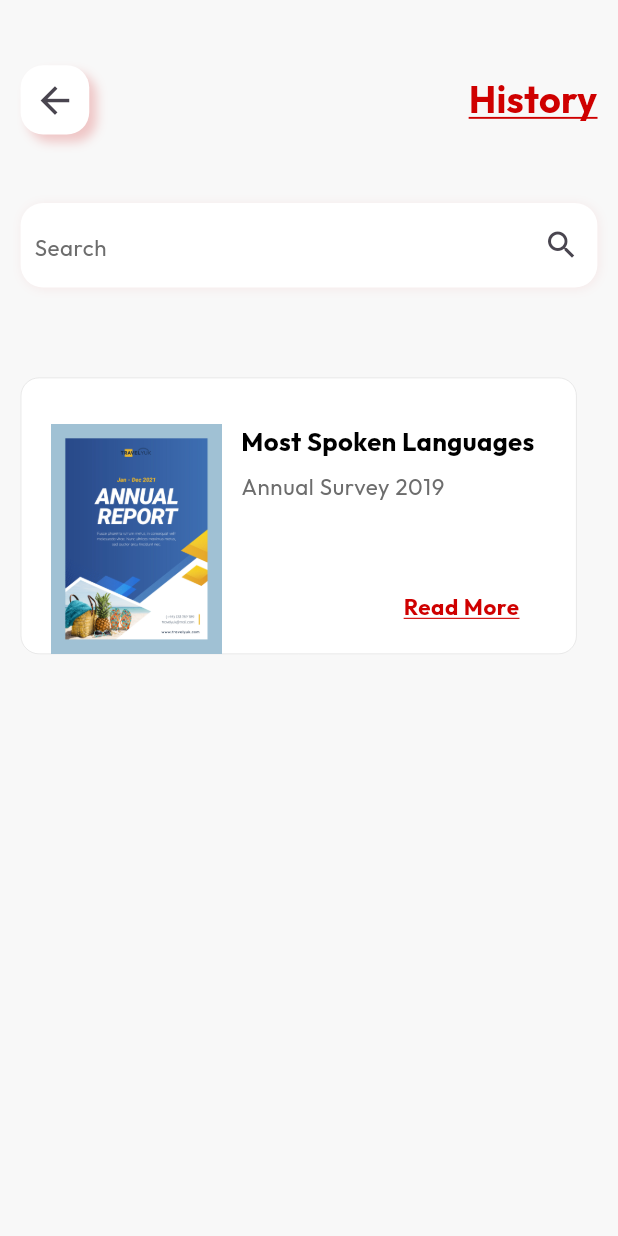
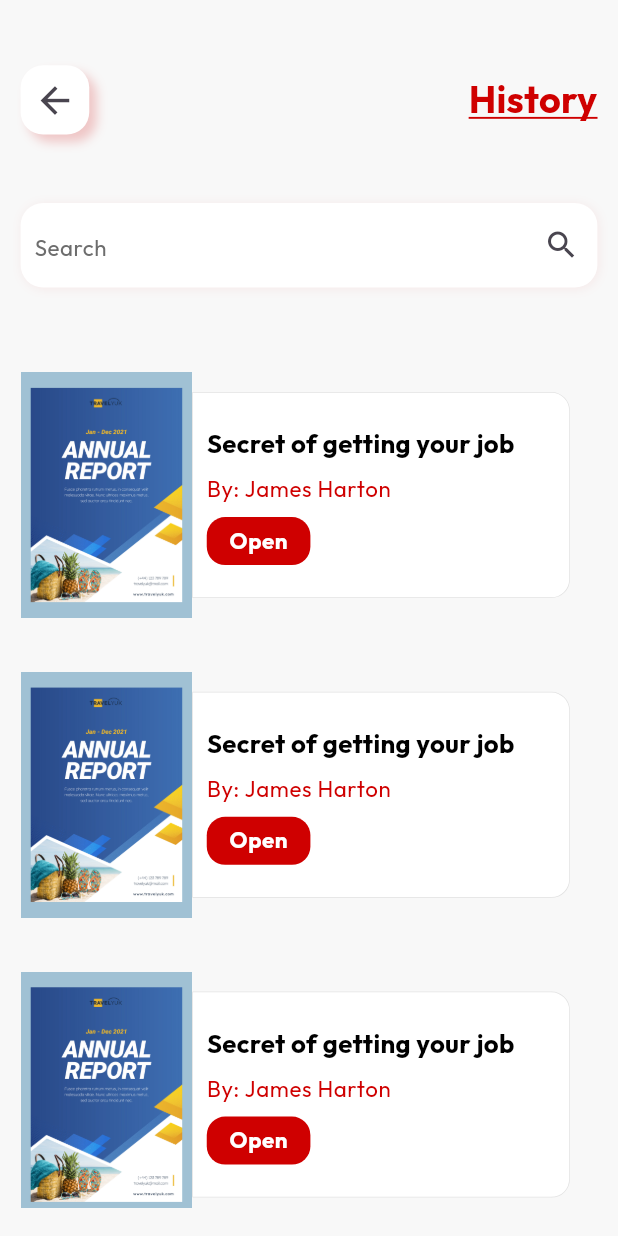
Before and after one commit to tanzeelRehman/visualizing_kashmir, a Flutter app: the HomeScreen screen opened by its route, after a tap on "History", on a phone screen of 412 x 824 dp. Run offline on Flutter 3.47's test engine with Material 3 defaults, Android fonts, the phone set to English and light mode, and no system bars; our stand-ins replace dio, flutter_screenutil, flutter_svg, get, google_fonts, internet_connection_checker and 1 more; project files that could hold a hidden picture were left out.

Commit message:
Audio video detail screen created

```diff
--- a/lib/core/constants/app_pages.dart
+++ b/lib/core/constants/app_pages.dart
@@ -3,4 +3,5 @@ class AppPages {
   static const languagePage = '/languagePage';
   static const homePage = '/homePage';
   static const searchPage = '/searchPage/:searchType';
+  static const videoAudioPage = '/videoAudioPage';
 }
--- a/lib/core/helper/getPreferedSizeAppbar.dart
+++ b/lib/core/helper/getPreferedSizeAppbar.dart
@@ -2,11 +2,13 @@ import 'package:flutter/material.dart';
 import 'package:flutter_screenutil/flutter_screenutil.dart';
 import 'package:visualizing_kashmir/core/widgets/custom_appbar.dart';
 
-PreferredSize getPreferedSizeAppbar(String title, {Function? onBack}) {
+PreferredSize getPreferedSizeAppbar(String title,
+    {Function? onBack, FocusNode? focusNode}) {
   return PreferredSize(
       preferredSize: Size.fromHeight(120.h),
       child: CustomAppBar(
         title: title,
         onBack: onBack,
+        focusNode: focusNode,
       ));
 }
--- a/lib/core/theme/app_theme.dart
+++ b/lib/core/theme/app_theme.dart
@@ -10,6 +10,7 @@ class AppTheme {
       canvasColor: Colors.white,
       cardColor: const Color(0xfff5e0e0),
       primaryColor: const Color(0xffcf0000),
+      primaryColorDark: const Color(0xff282a41),
       textTheme: TextTheme(
           titleMedium: GoogleFonts.outfit().copyWith(
               color: const Color(0xff424242),
--- a/lib/core/widgets/custom_appbar.dart
+++ b/lib/core/widgets/custom_appbar.dart
@@ -15,6 +15,7 @@ class CustomAppBar extends StatelessWidget {
       this.subTitle,
       this.trailing,
       this.backgroundColor,
+      this.focusNode,
       this.onBack});
 
   MediaQueryData? screeData;
@@ -24,6 +25,7 @@ class CustomAppBar extends StatelessWidget {
   String? subTitle;
   Color? backgroundColor;
   Function? onBack;
+  FocusNode? focusNode;
 
   @override
   Widget build(BuildContext context) {
@@ -35,7 +37,8 @@ class CustomAppBar extends StatelessWidget {
               : screeData!.size.width,
           height: 120.h,
           child: Padding(
-            padding: EdgeInsets.only(left: 12.w, right: 12.w, top: 10.h),
+            padding:
+                EdgeInsetsDirectional.only(start: 12.w, end: 12.w, top: 10.h),
             child: Row(
               mainAxisAlignment: MainAxisAlignment.spaceBetween,
               children: [
@@ -46,7 +49,13 @@ class CustomAppBar extends StatelessWidget {
                       .copyWith(color: Colors.white),
                   child: IconButton(
                       iconSize: 55,
-                      onPressed: () {
+                      onPressed: () async {
+                        if (focusNode != null) {
+                          focusNode!.unfocus();
+                          await Future.delayed(
+                              const Duration(milliseconds: 200));
+                        }
+
                         Get.back();
                       },
                       icon: Icon(
--- a/lib/features/search/view/search_screens.dart
+++ b/lib/features/search/view/search_screens.dart
@@ -4,8 +4,10 @@ import 'package:flutter/material.dart';
 import 'package:flutter/widgets.dart';
 import 'package:flutter_screenutil/flutter_screenutil.dart';
 import 'package:get/get.dart';
+import 'package:get/get_connect/http/src/utils/utils.dart';
 
 import 'package:visualizing_kashmir/core/constants/app_assets.dart';
+import 'package:visualizing_kashmir/core/constants/search_enum.dart';
 import 'package:visualizing_kashmir/core/helper/getPreferedSizeAppbar.dart';
 import 'package:visualizing_kashmir/core/theme/app_theme.dart';
 import 'package:visualizing_kashmir/core/widgets/custom_text_formfield.dart';
@@ -17,28 +19,88 @@ import 'package:visualizing_kashmir/features/search/view/widgets/know_heros_sear
 import 'package:visualizing_kashmir/features/search/view/widgets/reports_search_card.dart';
 
 class SearchScreen extends StatelessWidget {
-  const SearchScreen({super.key});
+  SearchScreen({super.key});
+
+  final FocusNode searchFocusNode = FocusNode();
+  final TextEditingController searchController = TextEditingController();
 
   @override
   Widget build(BuildContext context) {
     final String searchType = Get.arguments ?? '';
     return Scaffold(
-        appBar: getPreferedSizeAppbar(searchType),
+        resizeToAvoidBottomInset: false,
+        appBar: getPreferedSizeAppbar(searchType, focusNode: searchFocusNode),
         body: Container(
           padding: EdgeInsets.symmetric(horizontal: 12.w, vertical: 12.h),
           child: Column(children: [
             CustomTextFormField(
-              controller: TextEditingController(),
+              controller: searchController,
+              focusNode: searchFocusNode,
               hintText: "Search",
               height: 55.h,
               suffixIcon: const Icon(
                 Icons.search,
               ),
             ),
-            const SizedBox(
-              height: 60,
+            SizedBox(
+              height: 20.h,
             ),
-            const ReportsSearchCard()
+            //* REPORT Search -------------------------------->
+            if (searchType == SearchType.Reports.name)
+              SizedBox(
+                height: Get.height * 0.72,
+                child: ListView.builder(
+                  itemCount: 9,
+                  itemBuilder: (context, index) {
+                    return Padding(
+                      padding: EdgeInsets.only(top: 35.h),
+                      child: const ReportsSearchCard(),
+                    );
+                  },
+                ),
+              ),
+            //* ARTICLES Search -------------------------------->
+            if (searchType == SearchType.Articles.name)
+              SizedBox(
+                height: Get.height * 0.72,
+                child: ListView.builder(
+                  itemCount: 9,
+                  itemBuilder: (context, index) {
+                    return Padding(
+                      padding: EdgeInsets.only(top: 55.h),
+                      child: const ArticleSearchCard(),
+                    );
+                  },
+                ),
+              ),
+            //* HISTORY Search -------------------------------->
+            if (searchType == SearchType.History.name)
+              SizedBox(
+                height: Get.height * 0.72,
+                child: ListView.builder(
+                  itemCount: 9,
+                  itemBuilder: (context, index) {
+                    return Padding(
+                      padding: EdgeInsets.only(top: 35.h),
+                      child: const HistorySearchCard(),
+                    );
+                  },
+                ),
+              ),
+            //* KNOW HEROS Search -------------------------------->
+            if (searchType == SearchType.Know_Your_Heros.name)
+              SizedBox(
+                height: Get.height * 0.72,
+                child: ListView.builder(
+                  itemCount: 9,
+                  itemBuilder: (context, index) {
+                    return Padding(
+                      padding: EdgeInsets.only(top: 55.h),
+                      child: const KnowHerosSearchCard(),
+                    );
+                  },
+                ),
+              ),
           ]),
         ));
   }
--- a/lib/features/search/view/widgets/article_search_card.dart
+++ b/lib/features/search/view/widgets/article_search_card.dart
@@ -46,7 +46,7 @@ class ArticleSearchCard extends StatelessWidget {
                         height: 8.h,
                       ),
                       Text(
-                        "Read Article",
+                        "Read_article".tr,
                         style: Get.textTheme.bodySmall!.copyWith(
                             color: Get.theme.primaryColor,
                             fontWeight: FontWeight.bold,
--- a/lib/features/search/view/widgets/history_search_card.dart
+++ b/lib/features/search/view/widgets/history_search_card.dart
@@ -53,7 +53,7 @@ class HistorySearchCard extends StatelessWidget {
                     height: 8.h,
                   ),
                   PrimaryContinueSmallButton(
-                    title: "Open",
+                    title: "Open".tr,
                     isNext: false,
                     ontap: () {},
                   )
--- a/lib/features/search/view/widgets/know_heros_search_card.dart
+++ b/lib/features/search/view/widgets/know_heros_search_card.dart
@@ -55,7 +55,7 @@ class KnowHerosSearchCard extends StatelessWidget {
                           mainAxisAlignment: MainAxisAlignment.end,
                           children: [
                             PrimaryContinueSmallButton(
-                                title: "Read More",
+                                title: "Read_more".tr,
                                 padding: EdgeInsets.symmetric(
                                     vertical: 8.h, horizontal: 10.w),
                                 ontap: () {},
--- a/lib/features/search/view/widgets/reports_search_card.dart
+++ b/lib/features/search/view/widgets/reports_search_card.dart
@@ -55,7 +55,7 @@ class ReportsSearchCard extends StatelessWidget {
                               mainAxisAlignment: MainAxisAlignment.end,
                               children: [
                                 Text(
-                                  "Read More",
+                                  "Read_more".tr,
                                   style: Get.textTheme.bodySmall!.copyWith(
                                       color: Get.theme.primaryColor,
                                       fontWeight: FontWeight.bold,
```
Also changed, not shown: lib/features/videoAudioDetails/views/video_audio_details.dart (added, +223 -0 lines), lib/features/videoAudioDetails/views/widgets/audio_play_widget.dart (added, +73 -0 lines), lib/features/videoAudioDetails/views/widgets/video_play_widget.dart (added, +122 -0 lines), lib/main.dart (+7 -2 lines).
